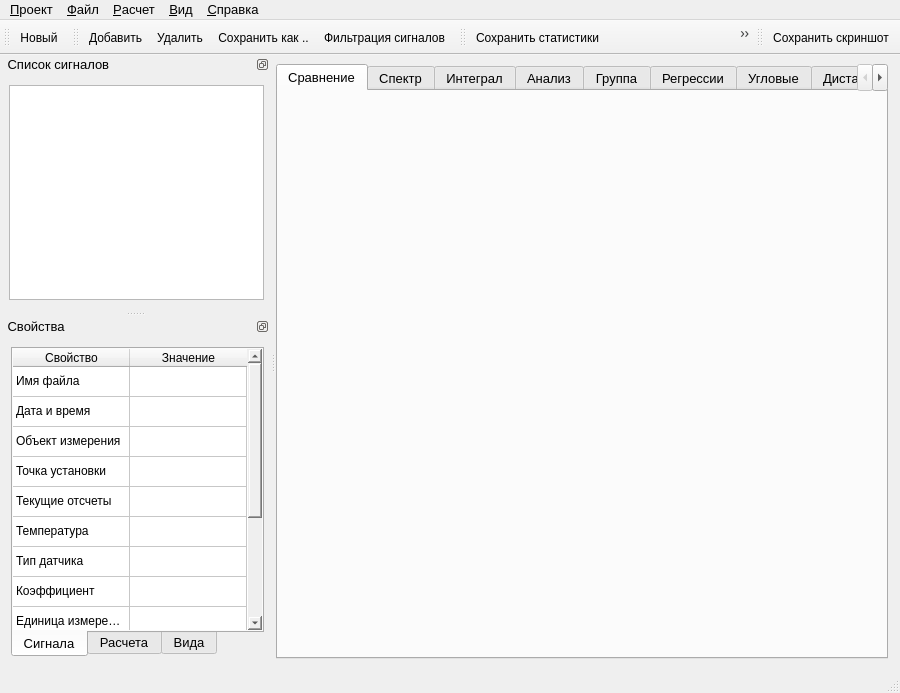
Qinterfly/EvalSig, file gui/MainWindow.ui: the form before one commit.
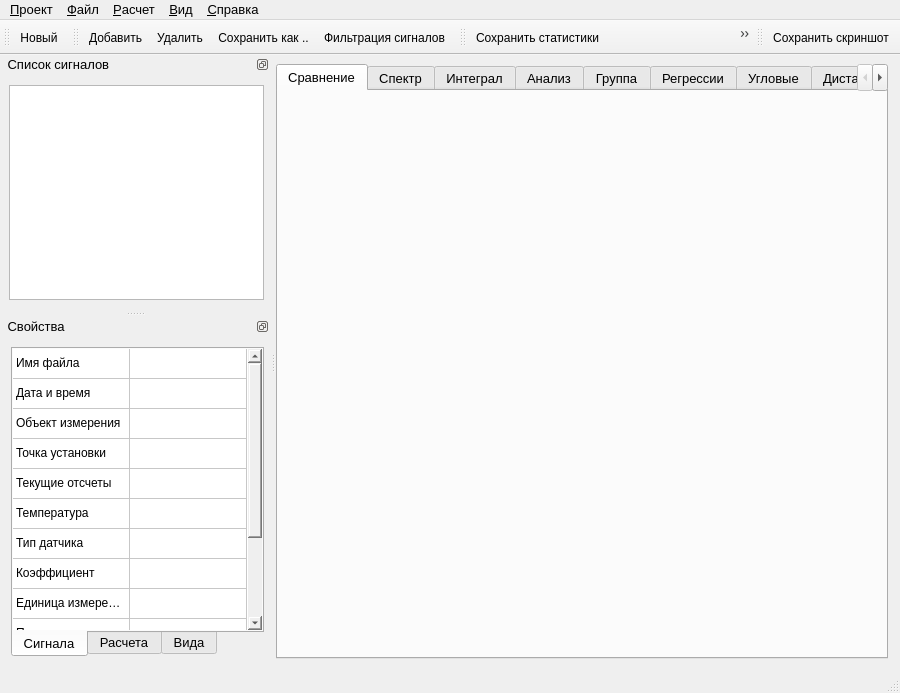
The form after the commit. Icons and pictures are not drawn. Custom widgets are drawn as their Qt base class.

```diff
--- a/gui/MainWindow.ui
+++ b/gui/MainWindow.ui
@@ -1338,7 +1338,7 @@
             <number>13</number>
            </property>
            <attribute name="horizontalHeaderVisible">
-            <bool>true</bool>
+            <bool>false</bool>
            </attribute>
            <attribute name="horizontalHeaderCascadingSectionResizes">
             <bool>false</bool>
```
